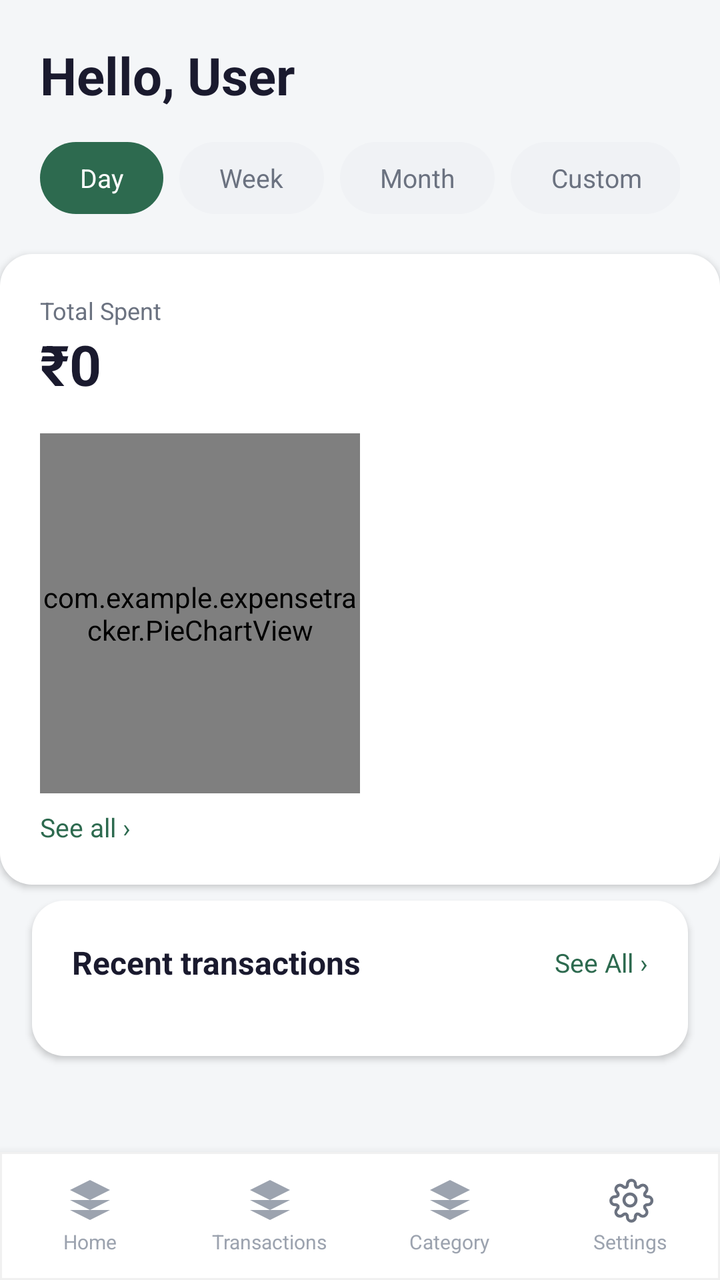
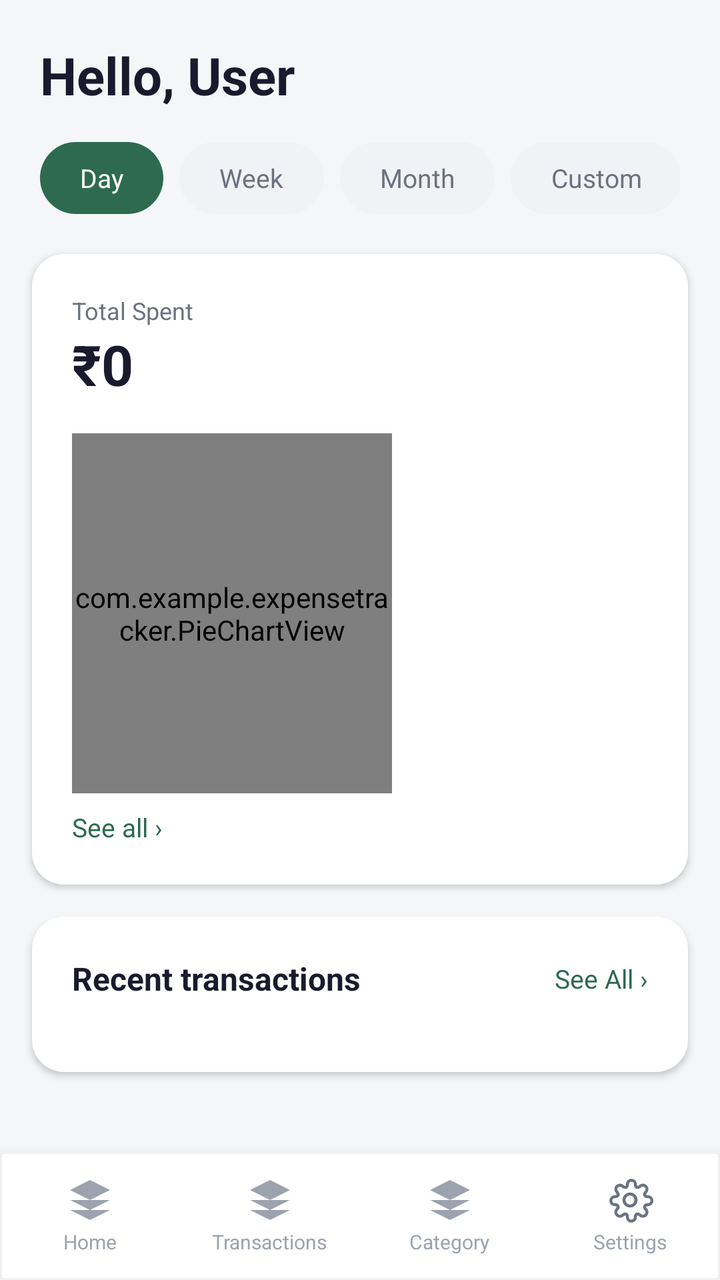

Compare the two renders of this Android layout. The source of the first and the diff that turns it into the second are given below.
<!-- AndroidManifest.xml: application theme AppTheme -->
<!-- res/layout/activity_main.xml -->
<?xml version="1.0" encoding="utf-8"?>
<LinearLayout
    xmlns:android="http://schemas.android.com/apk/res/android"
    android:layout_width="match_parent"
    android:layout_height="match_parent"
    android:orientation="vertical"
    android:background="#F4F6F8">

    
    <ScrollView
        android:layout_width="match_parent"
        android:layout_height="0dp"
        android:layout_weight="1"
        android:fillViewport="true">

        <LinearLayout
            android:layout_width="match_parent"
            android:layout_height="wrap_content"
            android:orientation="vertical"
            android:paddingBottom="16dp">

            
            <LinearLayout
                android:layout_width="match_parent"
                android:layout_height="wrap_content"
                android:orientation="vertical"
                android:padding="20dp"
                android:paddingBottom="24dp">

                
                <TextView
                    android:id="@+id/tvGreeting"
                    android:layout_width="wrap_content"
                    android:layout_height="wrap_content"
                    android:text="Hello, User"
                    android:textSize="26sp"
                    android:textStyle="bold"
                    android:textColor="#1A1A2E"
                    android:layout_marginBottom="16dp"/>

                
                <HorizontalScrollView
                    android:layout_width="match_parent"
                    android:layout_height="wrap_content"
                    android:scrollbars="none">
                    <LinearLayout
                        android:layout_width="wrap_content"
                        android:layout_height="wrap_content"
                        android:orientation="horizontal">

                        <TextView
                            android:id="@+id/tabDay"
                            android:layout_width="wrap_content"
                            android:layout_height="36dp"
                            android:text="Day"
                            android:textSize="13sp"
                            android:textColor="#FFFFFF"
                            android:gravity="center"
                            android:background="@drawable/bg_filter_active"
                            android:paddingStart="20dp"
                            android:paddingEnd="20dp"
                            android:layout_marginEnd="8dp"/>

                        <TextView
                            android:id="@+id/tabWeek"
                            android:layout_width="wrap_content"
                            android:layout_height="36dp"
                            android:text="Week"
                            android:textSize="13sp"
                            android:textColor="#6B7280"
                            android:gravity="center"
                            android:background="@drawable/bg_filter_inactive"
                            android:paddingStart="20dp"
                            android:paddingEnd="20dp"
                            android:layout_marginEnd="8dp"/>

                        <TextView
                            android:id="@+id/tabMonth"
                            android:layout_width="wrap_content"
                            android:layout_height="36dp"
                            android:text="Month"
                            android:textSize="13sp"
                            android:textColor="#6B7280"
                            android:gravity="center"
                            android:background="@drawable/bg_filter_inactive"
                            android:paddingStart="20dp"
                            android:paddingEnd="20dp"
                            android:layout_marginEnd="8dp"/>

                        <TextView
                            android:id="@+id/tabCustom"
                            android:layout_width="wrap_content"
                            android:layout_height="36dp"
                            android:text="Custom"
                            android:textSize="13sp"
                            android:textColor="#6B7280"
                            android:gravity="center"
                            android:background="@drawable/bg_filter_inactive"
                            android:paddingStart="20dp"
                            android:paddingEnd="20dp"/>
                    </LinearLayout>
                </HorizontalScrollView>
            </LinearLayout>

            
            <LinearLayout
                android:layout_width="match_parent"
                android:layout_height="wrap_content"
                android:orientation="vertical"
                android:background="@drawable/bg_card_rounded"
                android:margin="16dp"
                android:padding="20dp"
                android:elevation="2dp">

                
                <TextView
                    android:layout_width="wrap_content"
                    android:layout_height="wrap_content"
                    android:text="Total Spent"
                    android:textSize="12sp"
                    android:textColor="#6B7280"/>

                <TextView
                    android:id="@+id/tvTotalSpent"
                    android:layout_width="wrap_content"
                    android:layout_height="wrap_content"
                    android:text="₹0"
                    android:textSize="28sp"
                    android:textStyle="bold"
                    android:textColor="#1A1A2E"
                    android:layout_marginBottom="16dp"/>

                
                <LinearLayout
                    android:layout_width="match_parent"
                    android:layout_height="180dp"
                    android:orientation="horizontal">

                    
                    <com.example.expensetracker.PieChartView
                        android:id="@+id/pieChart"
                        android:layout_width="160dp"
                        android:layout_height="match_parent"/>

                    
                    <LinearLayout
                        android:id="@+id/legendContainer"
                        android:layout_width="0dp"
                        android:layout_height="wrap_content"
                        android:layout_weight="1"
                        android:orientation="vertical"
                        android:gravity="center_vertical"
                        android:paddingStart="12dp"/>
                </LinearLayout>

                
                <TextView
                    android:id="@+id/btnSeeAllChart"
                    android:layout_width="wrap_content"
                    android:layout_height="wrap_content"
                    android:text="See all ›"
                    android:textSize="13sp"
                    android:textColor="#2D6A4F"
                    android:layout_marginTop="8dp"/>
            </LinearLayout>

            
            <LinearLayout
                android:layout_width="match_parent"
                android:layout_height="wrap_content"
                android:orientation="vertical"
                android:background="@drawable/bg_card_rounded"
                android:layout_marginStart="16dp"
                android:layout_marginEnd="16dp"
                android:layout_marginTop="8dp"
                android:padding="20dp"
                android:elevation="2dp">

                
                <LinearLayout
                    android:layout_width="match_parent"
                    android:layout_height="wrap_content"
                    android:orientation="horizontal"
                    android:gravity="center_vertical"
                    android:layout_marginBottom="16dp">

                    <TextView
                        android:layout_width="0dp"
                        android:layout_height="wrap_content"
                        android:layout_weight="1"
                        android:text="Recent transactions"
                        android:textSize="16sp"
                        android:textStyle="bold"
                        android:textColor="#1A1A2E"/>

                    <TextView
                        android:id="@+id/btnSeeAllTxn"
                        android:layout_width="wrap_content"
                        android:layout_height="wrap_content"
                        android:text="See All ›"
                        android:textSize="13sp"
                        android:textColor="#2D6A4F"/>
                </LinearLayout>

                
                <LinearLayout
                    android:id="@+id/transactionContainer"
                    android:layout_width="match_parent"
                    android:layout_height="wrap_content"
                    android:orientation="vertical"/>

                <TextView
                    android:id="@+id/tvNoTransactions"
                    android:layout_width="match_parent"
                    android:layout_height="wrap_content"
                    android:text="No transactions yet"
                    android:textSize="14sp"
                    android:textColor="#9CA3AF"
                    android:gravity="center"
                    android:padding="24dp"
                    android:visibility="gone"/>
            </LinearLayout>
        </LinearLayout>
    </ScrollView>

    
    <include layout="@layout/layout_bottom_nav"/>

</LinearLayout>
<!-- res/layout/layout_bottom_nav.xml (included above) -->
<?xml version="1.0" encoding="utf-8"?>
<LinearLayout
    xmlns:android="http://schemas.android.com/apk/res/android"
    android:id="@+id/bottomNav"
    android:layout_width="match_parent"
    android:layout_height="64dp"
    android:background="@drawable/bg_bottom_nav"
    android:orientation="horizontal"
    android:elevation="8dp">

    <LinearLayout android:id="@+id/navHome"
        android:layout_width="0dp" android:layout_height="match_parent"
        android:layout_weight="1" android:orientation="vertical"
        android:gravity="center" android:padding="8dp">
        <ImageView android:id="@+id/navHomeIcon"
            android:layout_width="24dp" android:layout_height="24dp"
            android:src="@drawable/ic_nav_home"/>
        <TextView android:id="@+id/navHomeLabel"
            android:layout_width="wrap_content" android:layout_height="wrap_content"
            android:text="Home" android:textSize="10sp"
            android:textColor="#9CA3AF" android:layout_marginTop="2dp"/>
    </LinearLayout>

    <LinearLayout android:id="@+id/navTransactions"
        android:layout_width="0dp" android:layout_height="match_parent"
        android:layout_weight="1" android:orientation="vertical"
        android:gravity="center" android:padding="8dp">
        <ImageView android:id="@+id/navTransactionsIcon"
            android:layout_width="24dp" android:layout_height="24dp"
            android:src="@drawable/ic_nav_transactions"/>
        <TextView android:id="@+id/navTransactionsLabel"
            android:layout_width="wrap_content" android:layout_height="wrap_content"
            android:text="Transactions" android:textSize="10sp"
            android:textColor="#9CA3AF" android:layout_marginTop="2dp"/>
    </LinearLayout>

    <LinearLayout android:id="@+id/navCategory"
        android:layout_width="0dp" android:layout_height="match_parent"
        android:layout_weight="1" android:orientation="vertical"
        android:gravity="center" android:padding="8dp">
        <ImageView android:id="@+id/navCategoryIcon"
            android:layout_width="24dp" android:layout_height="24dp"
            android:src="@drawable/ic_nav_category"/>
        <TextView android:id="@+id/navCategoryLabel"
            android:layout_width="wrap_content" android:layout_height="wrap_content"
            android:text="Category" android:textSize="10sp"
            android:textColor="#9CA3AF" android:layout_marginTop="2dp"/>
    </LinearLayout>

    <LinearLayout android:id="@+id/navSettings"
        android:layout_width="0dp" android:layout_height="match_parent"
        android:layout_weight="1" android:orientation="vertical"
        android:gravity="center" android:padding="8dp">
        <ImageView android:id="@+id/navSettingsIcon"
            android:layout_width="24dp" android:layout_height="24dp"
            android:src="@drawable/ic_settings"/>
        <TextView android:id="@+id/navSettingsLabel"
            android:layout_width="wrap_content" android:layout_height="wrap_content"
            android:text="Settings" android:textSize="10sp"
            android:textColor="#9CA3AF" android:layout_marginTop="2dp"/>
    </LinearLayout>

</LinearLayout>
<!-- resources referenced by this layout -->
<resources>
  <!-- drawable bg_bottom_nav (drawable) -->
  <?xml version="1.0" encoding="utf-8"?>
  <shape xmlns:android="http://schemas.android.com/apk/res/android" android:shape="rectangle">
      <solid android:color="#FFFFFF"/>
      <stroke android:width="1dp" android:color="#F0F0F0"/>
  </shape>
  <!-- drawable bg_card_rounded (drawable) -->
  <?xml version="1.0" encoding="utf-8"?>
  <shape xmlns:android="http://schemas.android.com/apk/res/android" android:shape="rectangle">
      <solid android:color="#FFFFFF"/>
      <corners android:radius="16dp"/>
  </shape>
  <!-- drawable bg_filter_active (drawable) -->
  <?xml version="1.0" encoding="utf-8"?>
  <shape xmlns:android="http://schemas.android.com/apk/res/android" android:shape="rectangle">
      <solid android:color="#2D6A4F"/>
      <corners android:radius="32dp"/>
  </shape>
  <!-- drawable bg_filter_inactive (drawable) -->
  <?xml version="1.0" encoding="utf-8"?>
  <shape xmlns:android="http://schemas.android.com/apk/res/android" android:shape="rectangle">
      <solid android:color="#F0F2F5"/>
      <corners android:radius="32dp"/>
  </shape>
  <!-- drawable ic_nav_category (drawable) -->
  <?xml version="1.0" encoding="utf-8"?>
  <vector xmlns:android="http://schemas.android.com/apk/res/android"
      android:width="24dp" android:height="24dp"
      android:viewportWidth="24" android:viewportHeight="24">
      <path android:fillColor="#9CA3AF"
          android:pathData="M12,2L2,7l10,5 10-5-10-5zM2,17l10,5 10-5M2,12l10,5 10-5"/>
  </vector>
  <!-- drawable ic_nav_home (drawable) -->
  <?xml version="1.0" encoding="utf-8"?>
  <vector xmlns:android="http://schemas.android.com/apk/res/android"
      android:width="24dp" android:height="24dp"
      android:viewportWidth="24" android:viewportHeight="24">
      <path android:fillColor="#9CA3AF"
          android:pathData="M12,2L2,7l10,5 10-5-10-5zM2,17l10,5 10-5M2,12l10,5 10-5"/>
  </vector>
  <!-- drawable ic_nav_transactions (drawable) -->
  <?xml version="1.0" encoding="utf-8"?>
  <vector xmlns:android="http://schemas.android.com/apk/res/android"
      android:width="24dp" android:height="24dp"
      android:viewportWidth="24" android:viewportHeight="24">
      <path android:fillColor="#9CA3AF"
          android:pathData="M12,2L2,7l10,5 10-5-10-5zM2,17l10,5 10-5M2,12l10,5 10-5"/>
  </vector>
  <style name="AppTheme" parent="Theme.MaterialComponents.Light.NoActionBar">
          <item name="colorPrimary">@color/brand_green</item>
          <item name="colorPrimaryVariant">@color/green_dark</item>
          <item name="colorSecondary">@color/brand_green_light</item>
          <item name="android:windowBackground">@color/bg_screen</item>
          <item name="android:fontFamily">sans-serif</item>
      </style>
  <color name="brand_green">#2D6A4F</color>
  <color name="green_dark">#1B4332</color>
  <color name="brand_green_light">#52B788</color>
  <color name="bg_screen">#F4F6F8</color>
</resources>

<!-- the commit's change to res/layout/activity_main.xml (unified diff, before → after) -->
@@ -108,7 +108,9 @@
                 android:layout_height="wrap_content"
                 android:orientation="vertical"
                 android:background="@drawable/bg_card_rounded"
-                android:margin="16dp"
+                android:layout_marginStart="16dp"
+                android:layout_marginEnd="16dp"
+                android:layout_marginBottom="8dp"
                 android:padding="20dp"
                 android:elevation="2dp">
 
@@ -173,6 +175,7 @@
                 android:layout_marginStart="16dp"
                 android:layout_marginEnd="16dp"
                 android:layout_marginTop="8dp"
+                android:layout_marginBottom="8dp"
                 android:padding="20dp"
                 android:elevation="2dp">
 
@@ -220,6 +223,7 @@
                     android:padding="24dp"
                     android:visibility="gone"/>
             </LinearLayout>
+
         </LinearLayout>
     </ScrollView>
 
